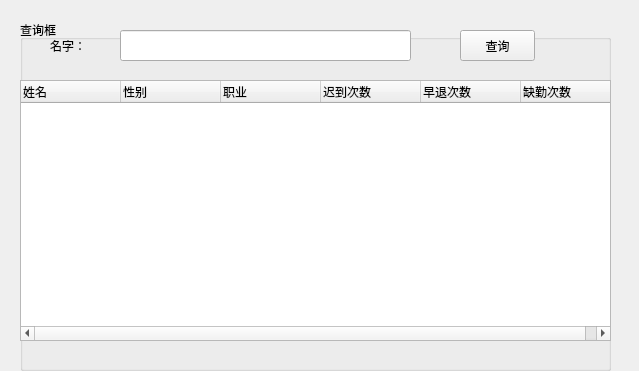
This is Attendance/Selectwidget.ui in embpgp/attendance as Qt 5 draws it before an edit. The edited form follows.
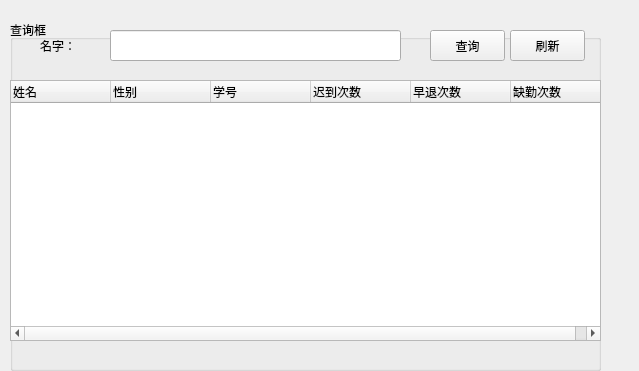
This is the edited form.

```diff
--- a/Attendance/Selectwidget.ui
+++ b/Attendance/Selectwidget.ui
@@ -16,7 +16,7 @@
   <widget class="QGroupBox" name="groupBox">
    <property name="geometry">
     <rect>
-     <x>20</x>
+     <x>10</x>
      <y>20</y>
      <width>591</width>
      <height>351</height>
@@ -51,7 +51,7 @@
    <widget class="QPushButton" name="select">
     <property name="geometry">
      <rect>
-      <x>440</x>
+      <x>420</x>
       <y>10</y>
       <width>75</width>
       <height>31</height>
@@ -82,7 +82,7 @@
     </column>
     <column>
      <property name="text">
-      <string>职业</string>
+      <string>学号</string>
      </property>
     </column>
     <column>
@@ -101,6 +101,19 @@
      </property>
     </column>
    </widget>
+   <widget class="QPushButton" name="pushButton">
+    <property name="geometry">
+     <rect>
+      <x>500</x>
+      <y>10</y>
+      <width>75</width>
+      <height>31</height>
+     </rect>
+    </property>
+    <property name="text">
+     <string>刷新</string>
+    </property>
+   </widget>
   </widget>
  </widget>
  <resources/>
```
